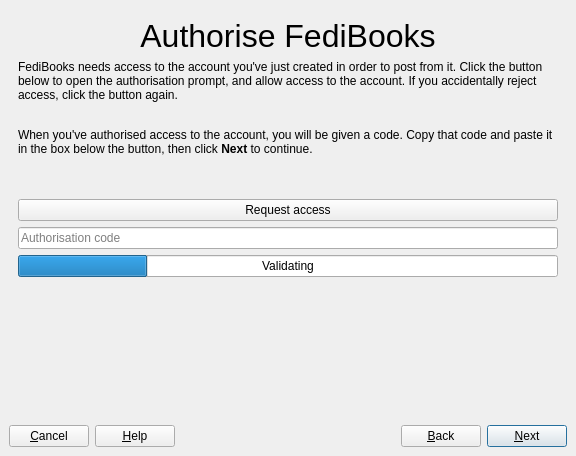
Old version of the form gui/wzd_createbot.ui in the repository Lynnesbian/OldFediBooks.
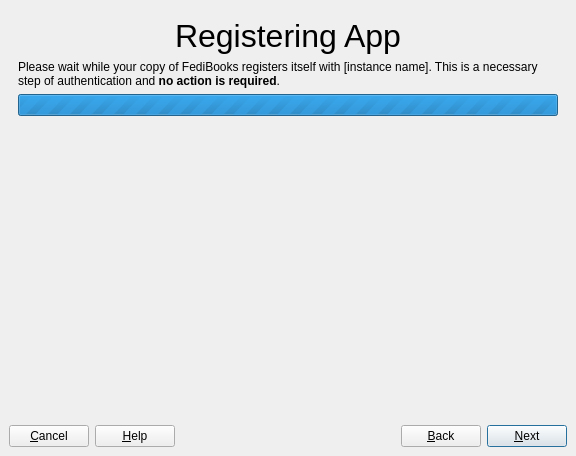
New version of the form. Icons and pictures are not drawn.

Commit message: added a page for the app registration step

```diff
--- a/gui/wzd_createbot.ui
+++ b/gui/wzd_createbot.ui
@@ -312,6 +312,79 @@
           </item>
          </layout>
         </widget>
+        <widget class="QWidget" name="registering_fedibooks">
+         <layout class="QVBoxLayout" name="verticalLayout_12">
+          <item>
+           <widget class="QLabel" name="label_24">
+            <property name="sizePolicy">
+             <sizepolicy hsizetype="Preferred" vsizetype="Preferred">
+              <horstretch>0</horstretch>
+              <verstretch>0</verstretch>
+             </sizepolicy>
+            </property>
+            <property name="font">
+             <font>
+              <pointsize>24</pointsize>
+             </font>
+            </property>
+            <property name="text">
+             <string>Registering App</string>
+            </property>
+            <property name="textFormat">
+             <enum>Qt::AutoText</enum>
+            </property>
+            <property name="scaledContents">
+             <bool>true</bool>
+            </property>
+            <property name="alignment">
+             <set>Qt::AlignHCenter|Qt::AlignTop</set>
+            </property>
+           </widget>
+          </item>
+          <item>
+           <widget class="QLabel" name="label_25">
+            <property name="text">
+             <string>&lt;html&gt;&lt;head/&gt;&lt;body&gt;&lt;p&gt;Please wait while your copy of FediBooks registers itself with [instance name]. This is a necessary step of authentication and &lt;span style=&quot; font-weight:600;&quot;&gt;no action is required&lt;/span&gt;.&lt;/p&gt;&lt;/body&gt;&lt;/html&gt;</string>
+            </property>
+            <property name="wordWrap">
+             <bool>true</bool>
+            </property>
+           </widget>
+          </item>
+          <item>
+           <widget class="QProgressBar" name="pbr_registering_app">
+            <property name="minimum">
+             <number>0</number>
+            </property>
+            <property name="maximum">
+             <number>0</number>
+            </property>
+            <property name="value">
+             <number>0</number>
+            </property>
+            <property name="textVisible">
+             <bool>true</bool>
+            </property>
+            <property name="format">
+             <string>test</string>
+            </property>
+           </widget>
+          </item>
+          <item>
+           <spacer name="verticalSpacer_6">
+            <property name="orientation">
+             <enum>Qt::Vertical</enum>
+            </property>
+            <property name="sizeHint" stdset="0">
+             <size>
+              <width>20</width>
+              <height>40</height>
+             </size>
+            </property>
+           </spacer>
+          </item>
+         </layout>
+        </widget>
         <widget class="QWidget" name="authorise_fedibooks">
          <layout class="QVBoxLayout" name="verticalLayout_5">
           <item>
```
Left out of the diff: 2 changed lines with no effect on the pictures. The commit also changes 3 other files.
